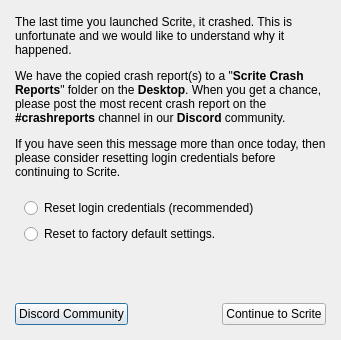
Before: the Qt Designer form 3rdparty/crashpad/CrashRecoveryDialog.ui in teriflix/scrite, drawn with Qt 5.
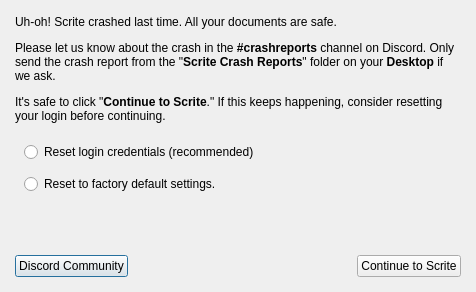
After: the same form once the commit is applied.

Patch:
```diff
--- a/3rdparty/crashpad/CrashRecoveryDialog.ui
+++ b/3rdparty/crashpad/CrashRecoveryDialog.ui
@@ -2,6 +2,14 @@
 <ui version="4.0">
  <class>CrashRecoveryDialog</class>
  <widget class="QDialog" name="CrashRecoveryDialog">
+  <property name="geometry">
+   <rect>
+    <x>0</x>
+    <y>0</y>
+    <width>476</width>
+    <height>292</height>
+   </rect>
+  </property>
   <property name="windowTitle">
    <string>Crash Recovery - Scrite</string>
   </property>
@@ -24,7 +32,7 @@
    <item>
     <widget class="QLabel" name="label">
      <property name="text">
-      <string>&lt;html&gt;&lt;head/&gt;&lt;body&gt;&lt;p&gt;The last time you launched Scrite, it crashed. This is unfortunate and we would like to understand why it happened. &lt;/p&gt;&lt;p&gt;We have the copied crash report(s) to a &amp;quot;&lt;span style=&quot; font-weight:700;&quot;&gt;Scrite Crash Reports&lt;/span&gt;&amp;quot; folder on the &lt;span style=&quot; font-weight:700;&quot;&gt;Desktop&lt;/span&gt;. When you get a chance, please post the most recent crash report on the &lt;span style=&quot; font-weight:700;&quot;&gt;#crashreports&lt;/span&gt; channel in our &lt;span style=&quot; font-weight:700;&quot;&gt;Discord&lt;/span&gt; community.&lt;/p&gt;&lt;p&gt;If you have seen this message more than once today, then please consider resetting login credentials before continuing to Scrite.&lt;/p&gt;&lt;/body&gt;&lt;/html&gt;</string>
+      <string>&lt;html&gt;&lt;head/&gt;&lt;body&gt;&lt;p&gt;Uh-oh! Scrite crashed last time. All your documents are safe.&lt;/p&gt;&lt;p&gt;Please let us know about the crash in the &lt;span style=&quot; font-weight:700;&quot;&gt;#crashreports &lt;/span&gt;channel on Discord. Only send the crash report from the &amp;quot;&lt;span style=&quot; font-weight:700;&quot;&gt;Scrite Crash Reports&lt;/span&gt;&amp;quot; folder on your &lt;span style=&quot; font-weight:700;&quot;&gt;Desktop&lt;/span&gt; if we ask.&lt;/p&gt;&lt;p&gt;It's safe to click &amp;quot;&lt;span style=&quot; font-weight:700;&quot;&gt;Continue to Scrite&lt;/span&gt;.&amp;quot; If this keeps happening, consider resetting your login before continuing.&lt;/p&gt;&lt;/body&gt;&lt;/html&gt;</string>
      </property>
      <property name="wordWrap">
       <bool>true</bool>
@@ -34,6 +42,9 @@
    <item>
     <widget class="QWidget" name="widget" native="true">
      <layout class="QVBoxLayout" name="verticalLayout">
+      <property name="spacing">
+       <number>12</number>
+      </property>
       <item>
        <widget class="QRadioButton" name="resetLoginCredsOption">
         <property name="font">
```
